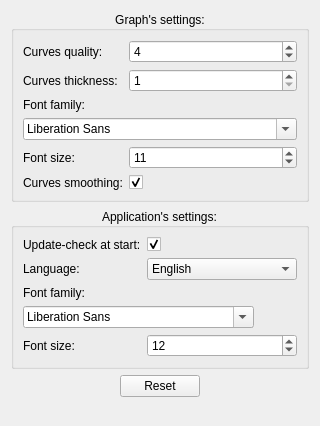
First picture: the form in Windows/settings.ui, repository AdelKS/ZeGrapher, before the edit.
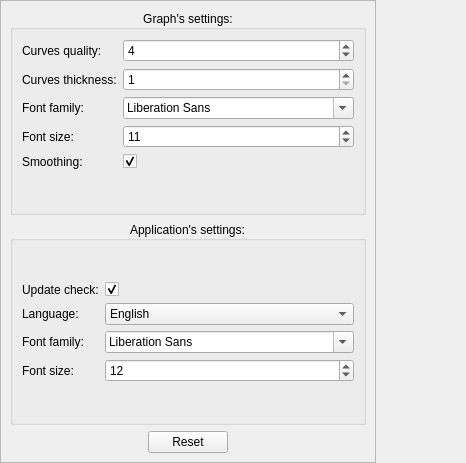
Second picture: the form after the edit. Icons and pictures are not drawn.

Commit message:
Docked settings window
Need to work on the size policy for it to not to be too big :/

Diff of the .ui file:
```diff
--- a/Windows/settings.ui
+++ b/Windows/settings.ui
@@ -6,8 +6,8 @@
    <rect>
     <x>0</x>
     <y>0</y>
-    <width>320</width>
-    <height>426</height>
+    <width>466</width>
+    <height>463</height>
    </rect>
   </property>
   <property name="sizePolicy">
@@ -35,6 +35,39 @@
    <iconset resource="../ressources.qrc">
     <normaloff>:/icons/settings.png</normaloff>:/icons/settings.png</iconset>
   </property>
+  <layout class="QVBoxLayout" name="verticalLayout_2">
+   <property name="leftMargin">
+    <number>0</number>
+   </property>
+   <property name="topMargin">
+    <number>0</number>
+   </property>
+   <property name="rightMargin">
+    <number>0</number>
+   </property>
+   <property name="bottomMargin">
+    <number>0</number>
+   </property>
+   <item>
+    <widget class="QScrollArea" name="scrollArea">
+     <property name="sizePolicy">
+      <sizepolicy hsizetype="Maximum" vsizetype="Preferred">
+       <horstretch>0</horstretch>
+       <verstretch>0</verstretch>
+      </sizepolicy>
+     </property>
+     <property name="widgetResizable">
+      <bool>true</bool>
+     </property>
+     <widget class="QWidget" name="scrollAreaWidgetContents">
+      <property name="geometry">
+       <rect>
+        <x>0</x>
+        <y>0</y>
+        <width>464</width>
+        <height>461</height>
+       </rect>
+      </property>
   <layout class="QVBoxLayout" name="verticalLayout">
    <item>
     <widget class="QGroupBox" name="groupBox">
@@ -212,7 +245,7 @@
       <item row="4" column="0">
        <widget class="QLabel" name="label_5">
         <property name="text">
-         <string>Curves smoothing:</string>
+             <string>Smoothing:</string>
         </property>
        </widget>
       </item>
@@ -271,7 +304,13 @@
       <item row="0" column="0">
        <widget class="QLabel" name="label_9">
         <property name="text">
-         <string>Update-check at start:</string>
+             <string>Update check:</string>
+            </property>
+            <property name="wordWrap">
+             <bool>true</bool>
+            </property>
+            <property name="margin">
+             <number>0</number>
         </property>
        </widget>
       </item>
@@ -372,11 +411,17 @@
       <item row="2" column="1">
        <widget class="QFontComboBox" name="appFontFamily">
         <property name="sizePolicy">
-         <sizepolicy hsizetype="Maximum" vsizetype="Preferred">
+             <sizepolicy hsizetype="Preferred" vsizetype="Preferred">
           <horstretch>0</horstretch>
           <verstretch>0</verstretch>
          </sizepolicy>
         </property>
+            <property name="minimumSize">
+             <size>
+              <width>0</width>
+              <height>0</height>
+             </size>
+            </property>
         <property name="maximumSize">
          <size>
           <width>16777215</width>
@@ -454,14 +499,8 @@
      </layout>
     </widget>
    </item>
-   <item>
-    <widget class="QWidget" name="widget_2" native="true">
-     <property name="sizePolicy">
-      <sizepolicy hsizetype="Preferred" vsizetype="Preferred">
-       <horstretch>0</horstretch>
-       <verstretch>1</verstretch>
-      </sizepolicy>
-     </property>
+      </layout>
+     </widget>
     </widget>
    </item>
   </layout>
```
Lines whose indentation alone changed are shown as unchanged. The commit also changes 6 other files.
